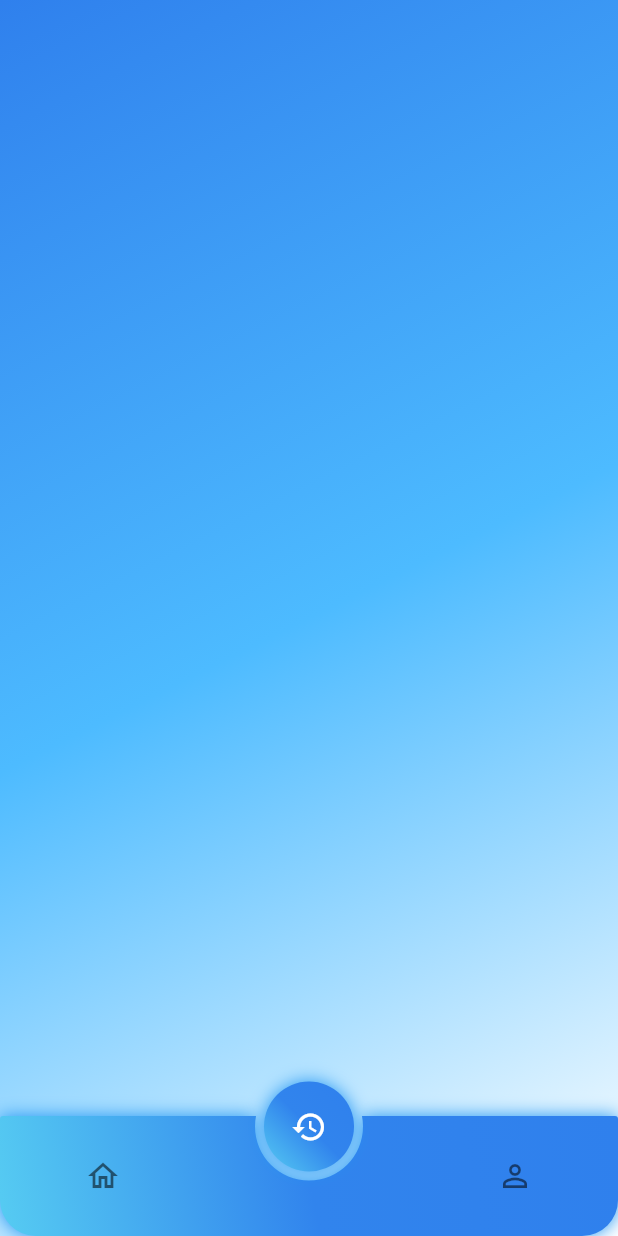
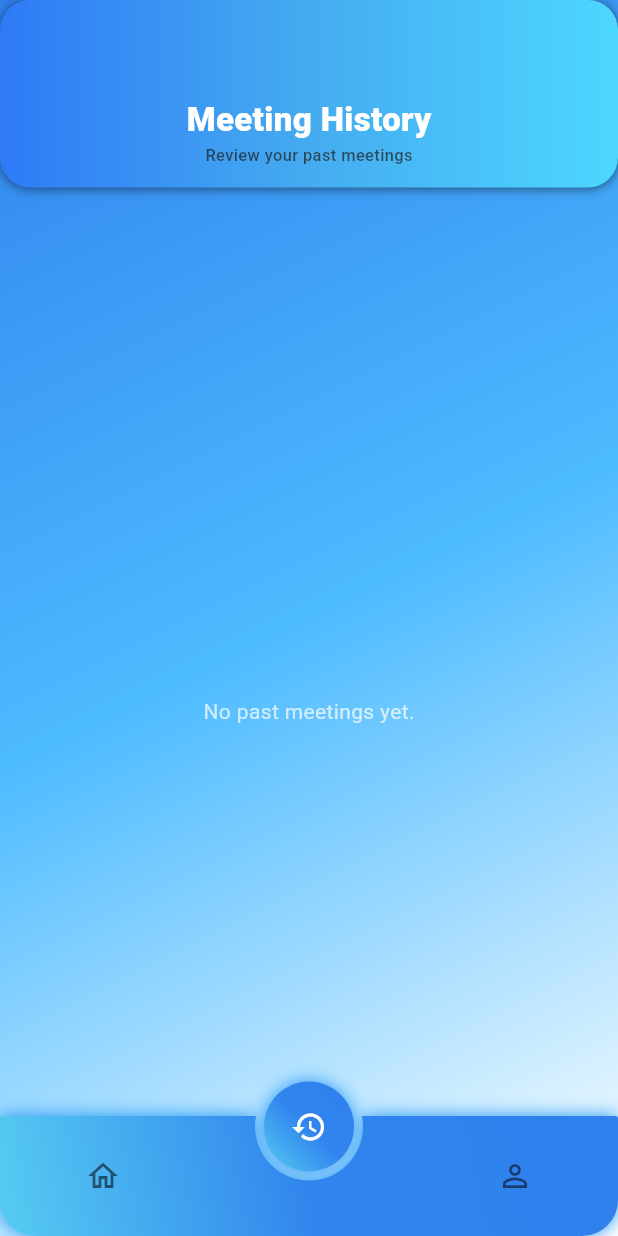
Before and after one commit to luy-virak/MEETWHO_APP, a Flutter app: the screen it shows after launch, item 2 of the bottom bar chosen, on a phone screen of 412 x 824 dp. Run offline on Flutter 3.47's test engine with Material 3 defaults, Android fonts, the phone set to English and light mode, and no system bars; drawn by our look-alikes of circle_nav_bar; our stand-ins replace fl_chart.

Commit message:
Update Ui History

```diff
--- a/lib/data/enums/meeting_status.dart
+++ /dev/null
@@ -1,4 +0,0 @@
-enum MeetingStatus {
-  UPCOMING,
-  COMPLETED,
-}
--- a/lib/data/enums/sort_option.dart
+++ /dev/null
@@ -1,6 +0,0 @@
-enum SortOption {
-  Today,
-  Week,
-  Month,
-  Year,
-}
--- a/lib/ui/history_screen.dart
+++ b/lib/ui/history_screen.dart
@@ -1,12 +1,139 @@
 import 'package:flutter/material.dart';
+import 'package:meetwho/data/list_repository.dart' as repository;
+import 'package:meetwho/model/profile.dart';
+import 'package:meetwho/ui/list.dart' as list_page; // Aliased import
+import 'package:meetwho/ui/detail.dart' as detailpage;
 
-class HistoryScreen extends StatelessWidget {
+class HistoryScreen extends StatefulWidget {
   const HistoryScreen({super.key});
 
   @override
+  State<HistoryScreen> createState() => _HistoryScreenState();
+}
+
+class _HistoryScreenState extends State<HistoryScreen> {
+  List<Profile> get _pastMeetings {
+    final now = DateTime.now(); // The exact current time
+    final List<Profile> past = [];
+
+    for (final profile in repository.dummylistitem) {
+      try {
+        final meetingDateTime = DateTime.parse('${profile.date} ${profile.time}');
+        // Check if the meeting time is before the exact current time.
+        if (meetingDateTime.isBefore(now)) {
+          past.add(profile);
+        }
+      } catch (e) {
+        // Ignore profiles with invalid date/time formats
+      }
+    }
+    // Sort from newest to oldest
+    past.sort((a, b) {
+      final dateTimeA = DateTime.parse('${a.date} ${a.time}');
+      final dateTimeB = DateTime.parse('${b.date} ${b.time}');
+      return dateTimeB.compareTo(dateTimeA); // Newest first
+    });
+    return past;
+  }
+
+  @override
   Widget build(BuildContext context) {
+    Widget content = const Center(
+      child: Text(
+        'No past meetings yet.',
+        style: TextStyle(color: Colors.white70),
+      ),
+    );
+
+    if (_pastMeetings.isNotEmpty) {
+      content = ListView.builder(
+        padding: const EdgeInsets.only(top: 8, bottom: 8),
+        itemCount: _pastMeetings.length,
+        itemBuilder: (context, index) {
+          final profile = _pastMeetings[index];
+          return Padding(
+            padding: const EdgeInsets.symmetric(horizontal: 16, vertical: 8),
+            child: list_page.MeetingCard( // Use aliased import
+              profile: profile,
+              onTap: () {
+                Navigator.push(
+                  context,
+                  MaterialPageRoute(
+                    builder: (_) => detailpage.Detail(profile: profile),
+                  ),
+                );
+              },
+            ),
+          );
+        },
+      );
+    }
+
     return Scaffold(
       backgroundColor: Colors.transparent,
+      body: Column(
+        children: [
+          const _HeaderWave(title: "Meeting History"),
+          Expanded(child: content),
+        ],
+      ),
     );
   }
 }
+
+// Reusing the _HeaderWave from list.dart
+class _HeaderWave extends StatelessWidget {
+  const _HeaderWave({required this.title});
+
+  final String title;
+
+  @override
+  Widget build(BuildContext context) {
+    const r = 20.0;
+
+    return Container(
+      height: 125,
+      width: double.infinity,
+      margin: EdgeInsets.zero,
+      decoration: BoxDecoration(
+        borderRadius: BorderRadius.circular(r),
+        boxShadow: [
+          BoxShadow(
+            color: Colors.black.withAlpha(128),
+            blurRadius: 5,
+            offset: const Offset(0, 1),
+          ),
+        ],
+        gradient: const LinearGradient(
+          begin: Alignment.centerLeft,
+          end: Alignment.centerRight,
+          colors: [Color(0xFF2E7AF6), Color(0xFF45ABF0), Color(0xFF4DD7FF)],
+        ),
+      ),
+      child: Center(
+        child: Column(
+          mainAxisSize: MainAxisSize.min,
+          children: [
+            const SizedBox(height: 50),
+            Text(
+              title,
+              style: const TextStyle(
+                fontSize: 22,
+                fontWeight: FontWeight.w800,
+                color: Colors.white,
+              ),
+            ),
+            const Text(
+              "Review your past meetings",
+              style: TextStyle(
+                fontSize: 11,
+                fontWeight: FontWeight.w500,
+                color: Color.fromARGB(179, 29, 28, 28),
+              ),
+            ),
+          ],
+        ),
+      ),
+    );
+  }
+}
--- a/pubspec.yaml
+++ b/pubspec.yaml
@@ -35,7 +35,6 @@ dependencies:
   path_provider: ^2.1.4
   cupertino_icons: ^1.0.8
   circle_nav_bar: ^2.2.0
-  visibility_detector: ^0.4.0+1
 
   # The following adds the Cupertino Icons font to your application.
   # Use with the CupertinoIcons class for iOS style icons.
```
Also changed, not shown: lib/model/meeting.dart (deleted, +0 -76 lines), lib/ui/user_profile.dart (+2 -17 lines), lib/model/reminder.dart (deleted), lib/model/user.dart (deleted), pubspec.lock.
